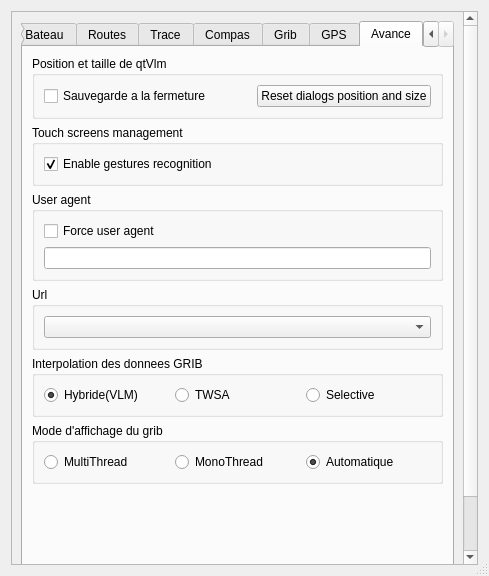
Qt form src/Ui/paramVLM.ui (nohal/qtVlm) before a commit.
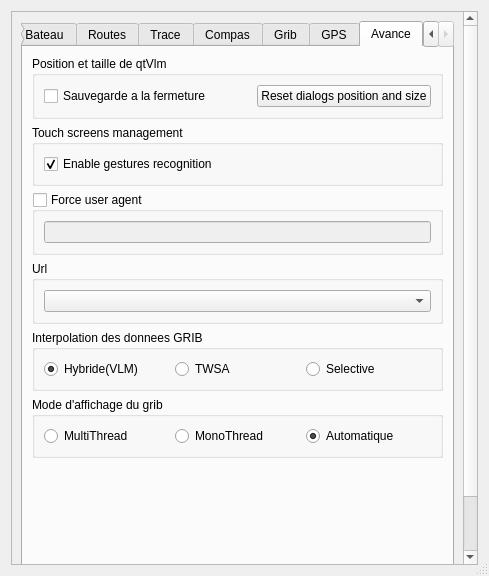
The same form after that commit. The open tabs and pages were chosen to show the change. Icons and pictures are not drawn.

```diff
--- a/src/Ui/paramVLM.ui
+++ b/src/Ui/paramVLM.ui
@@ -36,7 +36,7 @@
       <property name="geometry">
        <rect>
         <x>0</x>
-        <y>0</y>
+        <y>-16</y>
         <width>452</width>
         <height>572</height>
        </rect>
@@ -1452,18 +1452,17 @@
             </widget>
            </item>
            <item>
-            <widget class="QGroupBox" name="groupBox_4">
+            <widget class="QGroupBox" name="chk_forceUserAgent">
              <property name="title">
-              <string>User agent</string>
+              <string>Force user agent</string>
+             </property>
+             <property name="checkable">
+              <bool>true</bool>
+             </property>
+             <property name="checked">
+              <bool>false</bool>
              </property>
              <layout class="QVBoxLayout" name="verticalLayout_15">
-              <item>
-               <widget class="QCheckBox" name="chk_forceUserAgent">
-                <property name="text">
-                 <string>Force user agent</string>
-                </property>
-               </widget>
-              </item>
               <item>
                <widget class="QLineEdit" name="txt_userAgent"/>
               </item>
```
Left out of the diff: 241 changed lines with no effect on the pictures.
